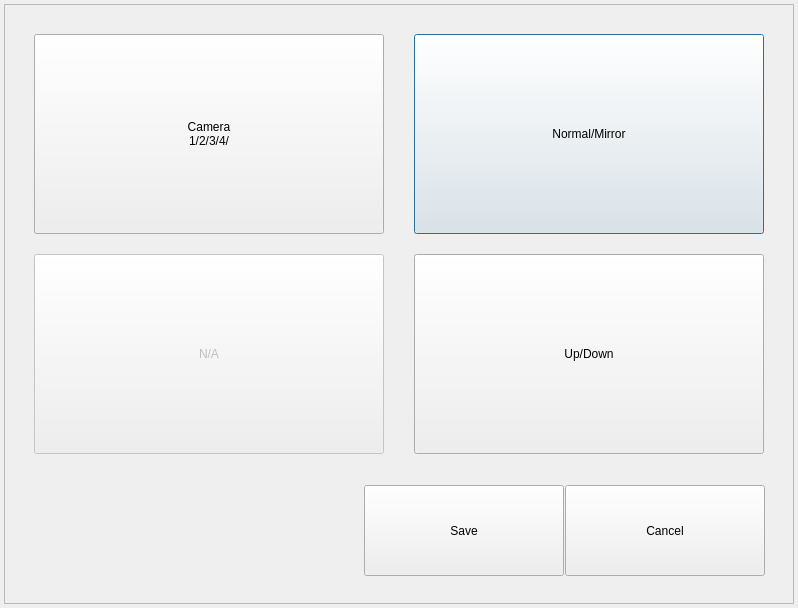
First picture: the form in gui/mainwidget/src/dvrsetup/device/videoinput/videoinputdialog.ui, repository yjsin-emastec/neptune, before the edit.
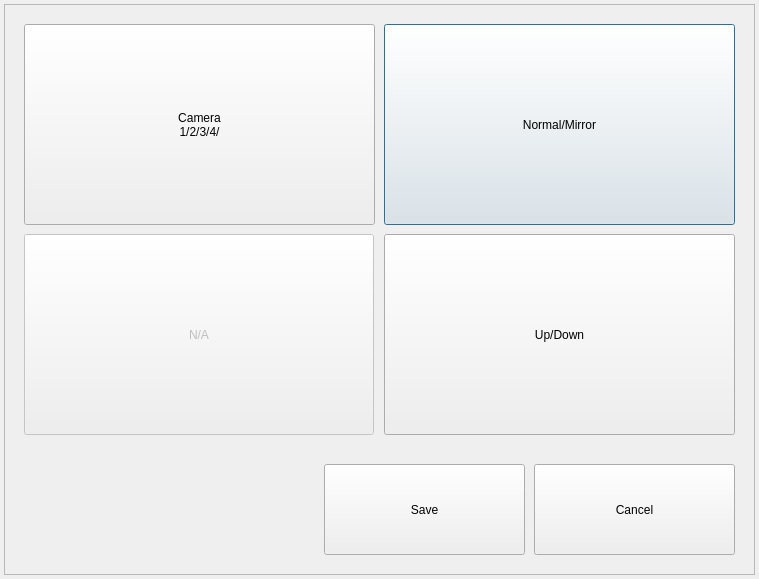
Second picture: the form after the edit.

The edit to the form file:
```diff
--- a/gui/mainwidget/src/dvrsetup/device/videoinput/videoinputdialog.ui
+++ b/gui/mainwidget/src/dvrsetup/device/videoinput/videoinputdialog.ui
@@ -6,8 +6,8 @@
    <rect>
     <x>0</x>
     <y>0</y>
-    <width>798</width>
-    <height>608</height>
+    <width>759</width>
+    <height>579</height>
    </rect>
   </property>
   <property name="windowTitle">
@@ -18,8 +18,8 @@
     <rect>
      <x>4</x>
      <y>4</y>
-     <width>790</width>
-     <height>600</height>
+     <width>751</width>
+     <height>571</height>
     </rect>
    </property>
    <property name="frameShape">
@@ -34,10 +34,10 @@
     </property>
     <property name="geometry">
      <rect>
-      <x>410</x>
-      <y>30</y>
-      <width>350</width>
-      <height>200</height>
+      <x>380</x>
+      <y>20</y>
+      <width>351</width>
+      <height>201</height>
      </rect>
     </property>
     <property name="minimumSize">
@@ -53,10 +53,10 @@
    <widget class="QPushButton" name="buttonCamera">
     <property name="geometry">
      <rect>
-      <x>30</x>
-      <y>30</y>
-      <width>350</width>
-      <height>200</height>
+      <x>20</x>
+      <y>20</y>
+      <width>351</width>
+      <height>201</height>
      </rect>
     </property>
     <property name="minimumSize">
@@ -73,10 +73,10 @@
    <widget class="QPushButton" name="buttonFlip">
     <property name="geometry">
      <rect>
-      <x>410</x>
-      <y>250</y>
-      <width>350</width>
-      <height>200</height>
+      <x>380</x>
+      <y>230</y>
+      <width>351</width>
+      <height>201</height>
      </rect>
     </property>
     <property name="minimumSize">
@@ -95,10 +95,10 @@
     </property>
     <property name="geometry">
      <rect>
-      <x>30</x>
-      <y>250</y>
+      <x>20</x>
+      <y>230</y>
       <width>350</width>
-      <height>200</height>
+      <height>201</height>
      </rect>
     </property>
     <property name="minimumSize">
@@ -114,9 +114,9 @@
    <widget class="QPushButton" name="buttonSave">
     <property name="geometry">
      <rect>
-      <x>360</x>
-      <y>481</y>
-      <width>200</width>
+      <x>320</x>
+      <y>460</y>
+      <width>201</width>
       <height>91</height>
      </rect>
     </property>
@@ -127,9 +127,9 @@
    <widget class="QPushButton" name="buttonClose">
     <property name="geometry">
      <rect>
-      <x>561</x>
-      <y>481</y>
-      <width>200</width>
+      <x>530</x>
+      <y>460</y>
+      <width>201</width>
       <height>91</height>
      </rect>
     </property>
```
